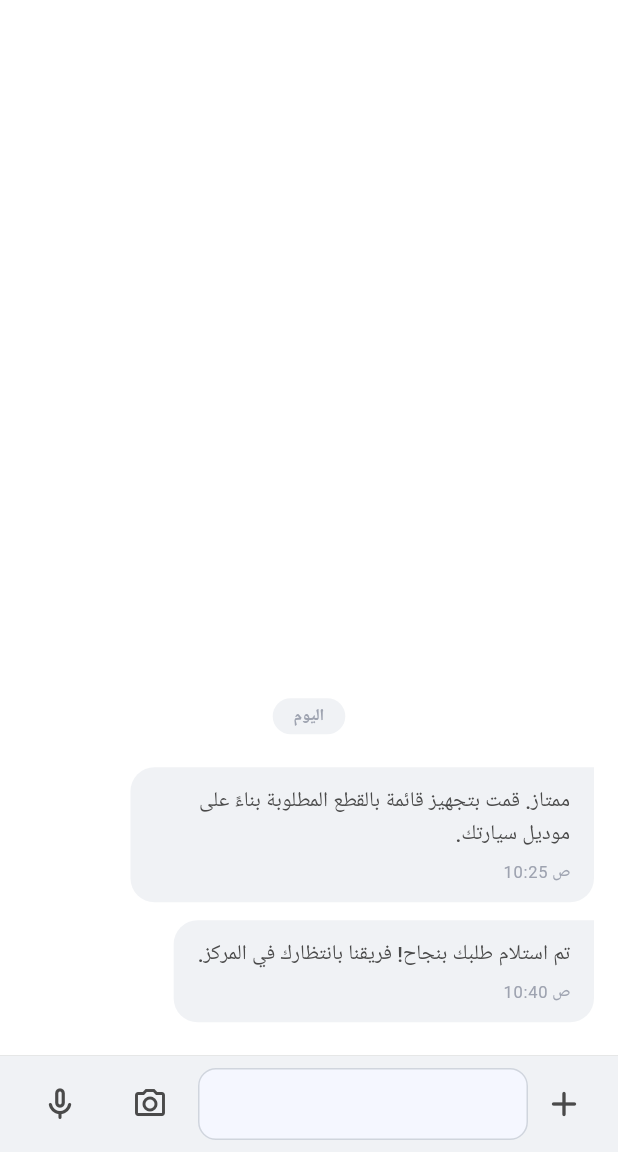
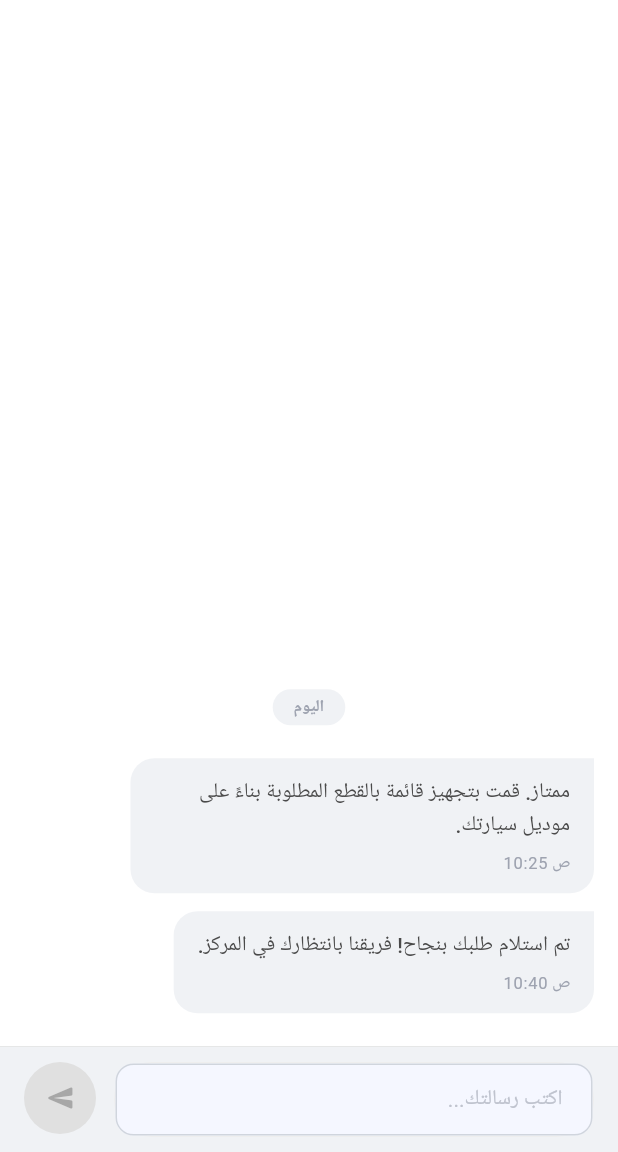
Before and after one commit to ShamsPlatform/shams-mobile-app, a Flutter app: the ChatConversationScreen screen opened directly, on a phone screen of 412 x 824 dp, the part 84-1236 px from its top. Run offline on Flutter 3.47's test engine with Material 3 defaults, Android fonts, the phone set to English and light mode, and no system bars; our stand-ins replace google_fonts, supabase_flutter; accounts and stored records are empty; Roboto replaces fonts that are missing (Tajawal).

Commit message:
feat: implemented chat conversation screens with custom bubbles and input bar

```diff
--- a/lib/widgets/chat_input_field.dart
+++ b/lib/widgets/chat_input_field.dart
@@ -3,7 +3,6 @@ import 'package:google_fonts/google_fonts.dart';
 import '../utils/constants.dart';
 
 class ChatInputField extends StatefulWidget {
-  // السلك الذي يربط هذا الحقل بالشاشة الرئيسية لإرسال النص
   final ValueChanged<String> onSendMessage;
 
   const ChatInputField({super.key, required this.onSendMessage});
@@ -19,7 +18,7 @@ class _ChatInputFieldState extends State<ChatInputField> {
   @override
   void initState() {
     super.initState();
-    // مراقبة الحقل لتغيير حالة الزر عند الكتابة
+    // نراقب الحقل لكي نضيء زر الإرسال فقط إذا كان هناك نص
     _messageController.addListener(() {
       final isNotEmpty = _messageController.text.trim().isNotEmpty;
       if (isNotEmpty != _isTyping) {
@@ -37,8 +36,8 @@ class _ChatInputFieldState extends State<ChatInputField> {
   void _handleSend() {
     final text = _messageController.text.trim();
     if (text.isNotEmpty) {
-      widget.onSendMessage(text); // إرسال النص للشاشة الأم
-      _messageController.clear(); // تفريغ الحقل بعد الإرسال
+      widget.onSendMessage(text); // إرسال النص
+      _messageController.clear(); // تفريغ الحقل
     }
   }
 
@@ -46,71 +45,56 @@ class _ChatInputFieldState extends State<ChatInputField> {
   Widget build(BuildContext context) {
     return Container(
       decoration: BoxDecoration(
-        color: const Color(0xFFF0F2F5),
+        color: const Color(0xFFF0F2F5), // خلفية الشريط
         border: Border(top: BorderSide(color: Colors.grey.shade300, width: 0.5)),
       ),
       child: SafeArea(
         child: Padding(
-          padding: const EdgeInsets.symmetric(horizontal: 12.0, vertical: 8.0),
+          padding: const EdgeInsets.symmetric(horizontal: 16.0, vertical: 10.0),
           child: Row(
             crossAxisAlignment: CrossAxisAlignment.end,
             children: [
-              // زر الإرسال (يظهر عند الكتابة) أو زر المرفقات
-              _isTyping
-                  ? IconButton(
-                      icon: const Icon(Icons.send_rounded, size: 28),
-                      color: ShamsColors.solarYellow,
-                      onPressed: _handleSend,
-                    )
-                  : IconButton(
-                      icon: const Icon(Icons.add_rounded, size: 28),
-                      color: ShamsColors.textGray,
-                      onPressed: () {},
-                    ),
-
-              // حقل النص
+              // ── 1. حقل الإدخال النصي ──
               Expanded(
                 child: Container(
                   constraints: const BoxConstraints(minHeight: 45, maxHeight: 120),
                   decoration: BoxDecoration(
                     color: ShamsColors.bgWhite,
                     borderRadius: BorderRadius.circular(25),
+                    border: Border.all(color: Colors.grey.shade200),
                   ),
                   child: TextField(
                     controller: _messageController,
                     minLines: 1,
                     maxLines: 5,
                     style: GoogleFonts.tajawal(fontSize: 15, color: ShamsColors.textGray),
-                    decoration: const InputDecoration(
+                    decoration: InputDecoration(
                       border: InputBorder.none,
-                      contentPadding: EdgeInsets.symmetric(horizontal: 16, vertical: 12),
+                      contentPadding: const EdgeInsets.symmetric(horizontal: 16, vertical: 12),
+                      hintText: 'اكتب رسالتك...', // نص إرشادي خفيف
+                      hintStyle: GoogleFonts.tajawal(color: const Color(0xFFBFC3CE), fontSize: 14),
                     ),
                   ),
                 ),
               ),
 
-              const SizedBox(width: 8),
+              const SizedBox(width: 12),
 
-              // أيقونات الوسائط (تختفي عند الكتابة لتوفير مساحة)
-              if (!_isTyping) ...[
-                IconButton(
-                  icon: const Icon(Icons.camera_alt_outlined, size: 24),
-                  color: ShamsColors.textGray,
-                  padding: EdgeInsets.zero,
-                  constraints: const BoxConstraints(),
-                  onPressed: () {},
+              // ── 2. زر الإرسال الدائري ──
+              Container(
+                margin: const EdgeInsets.only(bottom: 2), // محاذاة بسيطة للأسفل
+                decoration: BoxDecoration(
+                  // لون أصفر إذا كان يكتب، ورمادي باهت إذا كان الحقل فارغاً
+                  color: _isTyping ? ShamsColors.solarYellow : Colors.grey.shade300,
+                  shape: BoxShape.circle,
                 ),
-                const SizedBox(width: 12),
-              ],
-
-              IconButton(
-                icon: const Icon(Icons.mic_none_rounded, size: 26),
-                color: ShamsColors.textGray,
-                padding: EdgeInsets.zero,
-                constraints: const BoxConstraints(),
-                onPressed: () {},
+                child: IconButton(
+                  icon: const Icon(Icons.send_rounded, size: 20),
+                  color: Colors.white,
+                  // الزر معطل (null) إذا لم يكن هناك نص، ويعمل إذا كتب شيئاً
+                  onPressed: _isTyping ? _handleSend : null,
+                ),
               ),
-              const SizedBox(width: 4),
             ],
           ),
         ),
```
